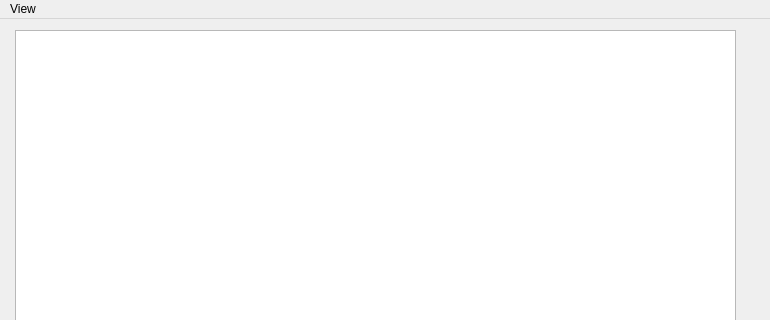
First picture: the form in mainwindow.ui, repository ConorCallanan2003/ZorkCPP, before the edit; both pictures show x 0 to 770 and y 0 to 320 of the 770 by 770 pixel window.
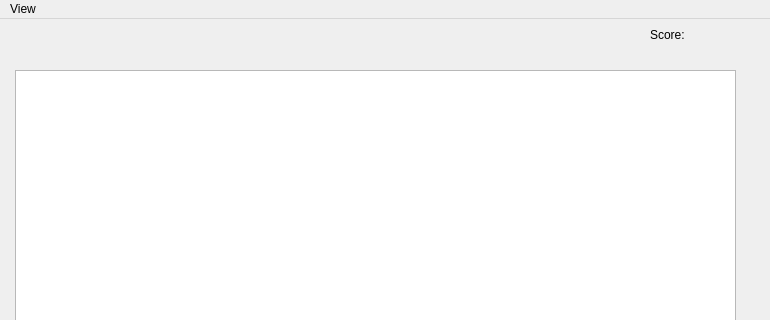
Second picture: the form after the edit.

What changed in the file:
```diff
--- a/mainwindow.ui
+++ b/mainwindow.ui
@@ -18,9 +18,9 @@
     <property name="geometry">
      <rect>
       <x>15</x>
-      <y>11</y>
+      <y>51</y>
       <width>721</width>
-      <height>631</height>
+      <height>591</height>
      </rect>
     </property>
    </widget>
@@ -47,6 +47,19 @@
      <string>Submit</string>
     </property>
    </widget>
+   <widget class="QLabel" name="label">
+    <property name="geometry">
+     <rect>
+      <x>650</x>
+      <y>0</y>
+      <width>91</width>
+      <height>31</height>
+     </rect>
+    </property>
+    <property name="text">
+     <string>Score: </string>
+    </property>
+   </widget>
   </widget>
   <widget class="QMenuBar" name="menubar">
    <property name="geometry">
```
